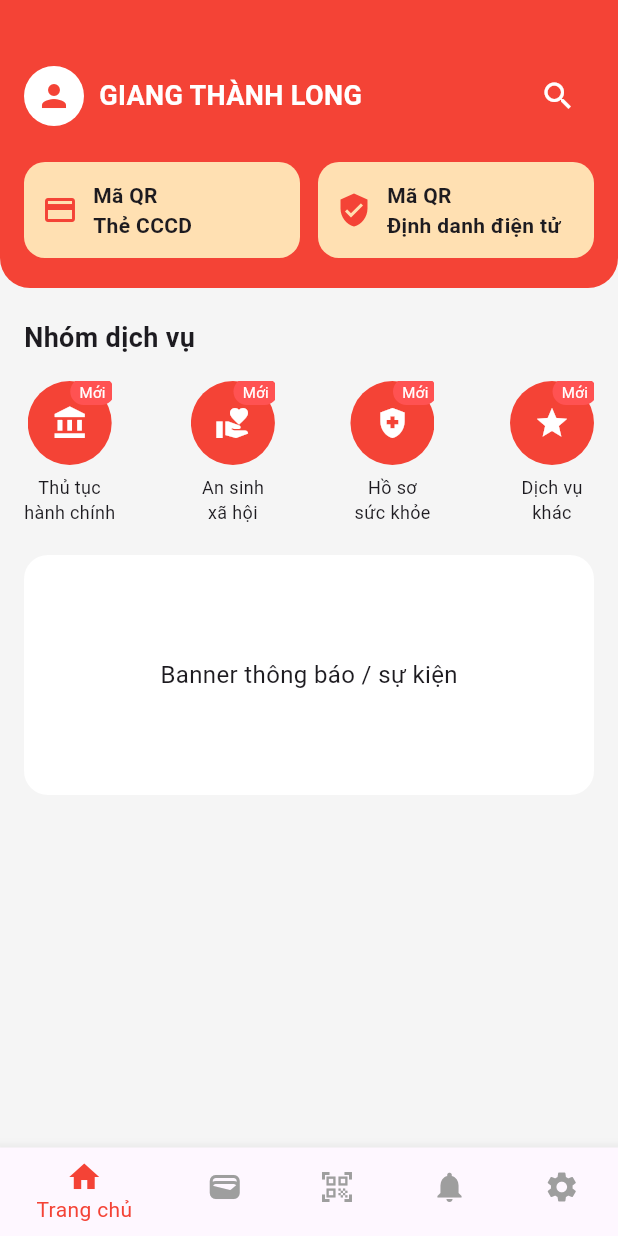
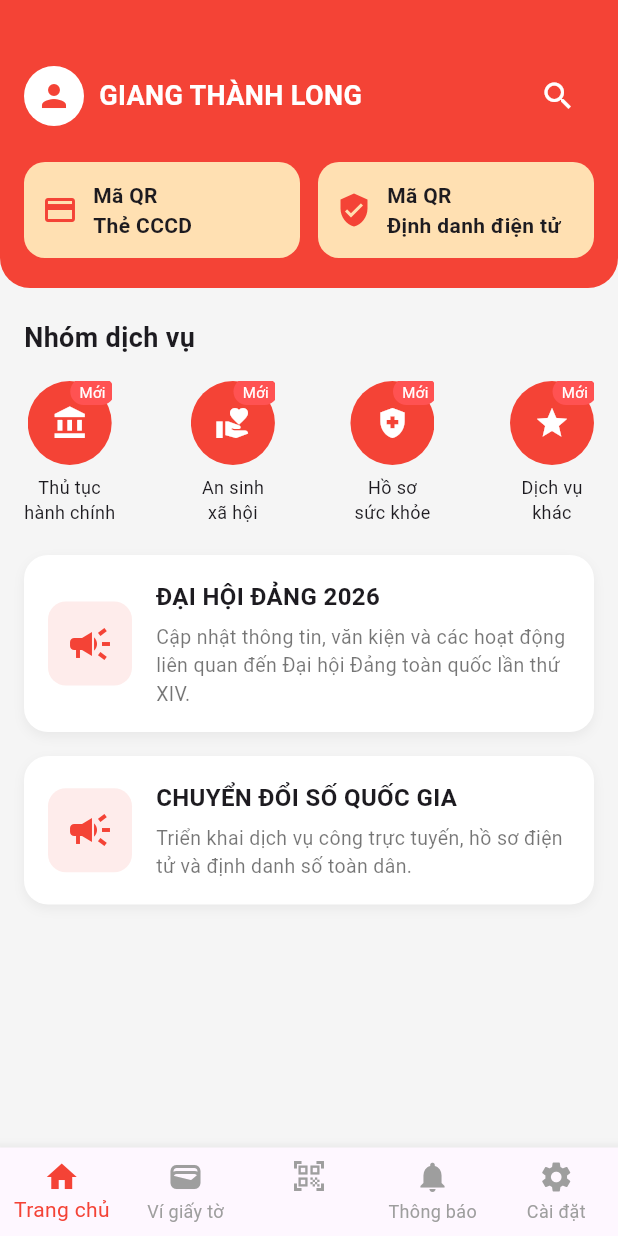
Before and after one commit to jackie080202/quan_ly_dan_cu_flutter, a Flutter app: the screen it shows after launch, after a tap on "Đăng nhập", on a phone screen of 412 x 824 dp. Run offline on Flutter 3.47's test engine with Material 3 defaults, Android fonts, the phone set to English and light mode, and no system bars.

Commit message:
hoàn thiệm thêm app

```diff
--- a/lib/screens/home_screen.dart
+++ b/lib/screens/home_screen.dart
@@ -1,6 +1,6 @@
+import 'package:flutter/material.dart';
 import 'wallet_screen.dart';
 import 'settings_screen.dart';
-import 'package:flutter/material.dart';
 import '../widgets/service_item.dart';
 
 class HomeScreen extends StatefulWidget {
@@ -18,10 +18,11 @@ class _HomeScreenState extends State<HomeScreen> {
     return Scaffold(
       backgroundColor: const Color(0xfff5f5f5),
 
-      // ===== HEADER =====
+      // ===== BODY =====
       body: SingleChildScrollView(
         child: Column(
           children: [
+            // ===== HEADER =====
             Container(
               padding: const EdgeInsets.fromLTRB(16, 40, 16, 20),
               decoration: const BoxDecoration(
@@ -89,7 +90,6 @@ class _HomeScreenState extends State<HomeScreen> {
                     style: TextStyle(fontSize: 18, fontWeight: FontWeight.bold),
                   ),
                   const SizedBox(height: 16),
-
                   Row(
                     mainAxisAlignment: MainAxisAlignment.spaceBetween,
                     children: const [
@@ -121,20 +121,120 @@ class _HomeScreenState extends State<HomeScreen> {
 
             const SizedBox(height: 20),
 
-            // ===== BANNER =====
+            // ===== BANNER ĐẠI HỘI ĐẢNG =====
             Padding(
               padding: const EdgeInsets.symmetric(horizontal: 16),
               child: Container(
-                height: 160,
+                padding: const EdgeInsets.all(16),
                 decoration: BoxDecoration(
                   color: Colors.white,
                   borderRadius: BorderRadius.circular(16),
+                  boxShadow: [
+                    BoxShadow(
+                      color: Colors.black.withOpacity(0.05),
+                      blurRadius: 6,
+                      offset: const Offset(0, 3),
+                    ),
+                  ],
                 ),
-                child: const Center(
-                  child: Text(
-                    'Banner thông báo / sự kiện',
-                    style: TextStyle(fontSize: 16),
-                  ),
+                child: Row(
+                  children: [
+                    Container(
+                      width: 56,
+                      height: 56,
+                      decoration: BoxDecoration(
+                        color: Colors.red.withOpacity(0.1),
+                        borderRadius: BorderRadius.circular(12),
+                      ),
+                      child: const Icon(
+                        Icons.campaign,
+                        color: Colors.red,
+                        size: 32,
+                      ),
+                    ),
+                    const SizedBox(width: 16),
+                    const Expanded(
+                      child: Column(
+                        crossAxisAlignment: CrossAxisAlignment.start,
+                        children: [
+                          Text(
+                            'ĐẠI HỘI ĐẢNG 2026',
+                            style: TextStyle(
+                              fontSize: 16,
+                              fontWeight: FontWeight.bold,
+                            ),
+                          ),
+                          SizedBox(height: 6),
+                          Text(
+                            'Cập nhật thông tin, văn kiện và các hoạt động liên quan đến Đại hội Đảng toàn quốc lần thứ XIV.',
+                            style: TextStyle(
+                              fontSize: 13,
+                              color: Colors.black54,
+                            ),
+                          ),
+                        ],
+                      ),
+                    ),
+                  ],
+                ),
+              ),
+            ),
+
+            const SizedBox(height: 16),
+            Padding(
+              padding: const EdgeInsets.symmetric(horizontal: 16),
+              child: Container(
+                padding: const EdgeInsets.all(16),
+                decoration: BoxDecoration(
+                  color: Colors.white,
+                  borderRadius: BorderRadius.circular(16),
+                  boxShadow: [
+                    BoxShadow(
+                      color: Colors.black.withOpacity(0.05),
+                      blurRadius: 6,
+                      offset: const Offset(0, 3),
+                    ),
+                  ],
+                ),
+                child: Row(
+                  children: [
+                    Container(
+                      width: 56,
+                      height: 56,
+                      decoration: BoxDecoration(
+                        color: Colors.red.withOpacity(0.1),
+                        borderRadius: BorderRadius.circular(12),
+                      ),
+                      child: const Icon(
+                        Icons.campaign,
+                        color: Colors.red,
+                        size: 32,
+                      ),
+                    ),
+                    const SizedBox(width: 16),
+                    const Expanded(
+                      child: Column(
+                        crossAxisAlignment: CrossAxisAlignment.start,
+                        children: [
+                          Text(
+                            'CHUYỂN ĐỔI SỐ QUỐC GIA',
+                            style: TextStyle(
+                              fontSize: 16,
+                              fontWeight: FontWeight.bold,
+                            ),
+                          ),
+                          SizedBox(height: 6),
+                          Text(
+                            'Triển khai dịch vụ công trực tuyến, hồ sơ điện tử và định danh số toàn dân.',
+                            style: TextStyle(
+                              fontSize: 13,
+                              color: Colors.black54,
+                            ),
+                          ),
+                        ],
+                      ),
+                    ),
+                  ],
                 ),
               ),
             ),
@@ -149,26 +249,25 @@ class _HomeScreenState extends State<HomeScreen> {
         currentIndex: _currentIndex,
         selectedItemColor: Colors.red,
         unselectedItemColor: Colors.grey,
+        type: BottomNavigationBarType.fixed,
         onTap: (index) {
-          if (index == 1) {
-          Navigator.push(
-          context,
-          MaterialPageRoute(builder: (_) => const WalletScreen(), ),
-          );
-          }
-          if (index == 4) {
-          Navigator.push(
-          context,
-          MaterialPageRoute(builder: (_) => const SettingsScreen(), ),
-          );
-           if (index == 2) {
-          // TODO: mở QR screen sau
-          return;
-          }
-          }
+          if (index == _currentIndex) return;
+
           setState(() {
             _currentIndex = index;
           });
+
+          if (index == 1) {
+            Navigator.push(
+              context,
+              MaterialPageRoute(builder: (_) => const WalletScreen()),
+            );
+          } else if (index == 4) {
+            Navigator.push(
+              context,
+              MaterialPageRoute(builder: (_) => const SettingsScreen()),
+            );
+          }
         },
         items: const [
           BottomNavigationBarItem(
@@ -196,6 +295,7 @@ class _HomeScreenState extends State<HomeScreen> {
     );
   }
 
+  // ===== QR BUTTON =====
   Widget _qrButton({required IconData icon, required String text}) {
     return Expanded(
       child: Container(
--- a/lib/screens/login_screen.dart
+++ b/lib/screens/login_screen.dart
@@ -1,4 +1,5 @@
 import 'package:flutter/material.dart';
+import 'forgot_password_screen.dart';
 import 'home_screen.dart';
 
 class LoginScreen extends StatelessWidget {
@@ -111,17 +112,35 @@ class LoginScreen extends StatelessWidget {
 
               Row(
                 mainAxisAlignment: MainAxisAlignment.spaceBetween,
-                children: const [
-                  Text(
-                    'Quên mật khẩu',
-                    style: TextStyle(color: Colors.red),
+
+                children: [
+                  GestureDetector(
+                    onTap: () {
+                      Navigator.push(
+                        context,
+                        MaterialPageRoute(
+                          builder: (_) => const ForgotPasswordScreen(),
+                        ),
+                      );
+                    },
+                    child: const Text(
+                      'Quên mật khẩu',
+                        style: TextStyle(color: Colors.red),
+                      ),
                   ),
-                  Text(
-                    'Đổi tài khoản',
-                    style: TextStyle(color: Colors.red),
-                  ),
-                ],
+                  GestureDetector(
+                    onTap: () {
+
+                        // TODO: xử lý đổi tài khoản sau
+                    },
+                    child: const Text(
+                      'Quên mật khẩu',
+                        style: TextStyle(color: Colors.red),
+                      ),
+                  )
+                ]
               ),
+
 
               const Spacer(),
 
@@ -145,7 +164,7 @@ class LoginScreen extends StatelessWidget {
                       style: TextStyle(decoration: TextDecoration.underline),
                     ),
                     SizedBox(height: 6),
-                    Text('Phiên bản 2.2.4'),
+
                   ],
                 ),
               ),
```
Also changed, not shown: lib/screens/forgot_password_screen.dart (added, +60 -0 lines), lib/screens/otp_screen.dart (added, +69 -0 lines), lib/screens/set_password_screen.dart (added, +70 -0 lines).
